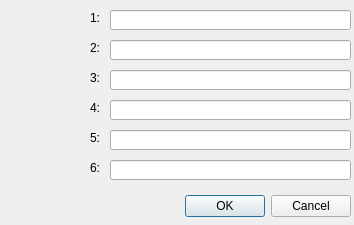
Old version of the form LARCmaCS/ipdialog.ui in the repository vkpankov/LARCmaCS.
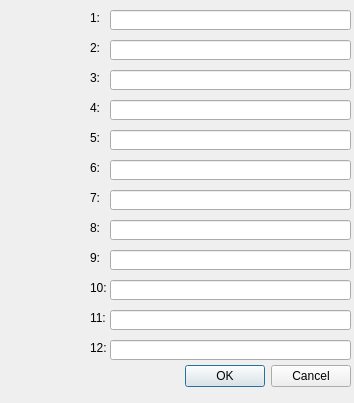
New version of the form.

What changed in the file:
```diff
--- a/LARCmaCS/ipdialog.ui
+++ b/LARCmaCS/ipdialog.ui
@@ -7,7 +7,7 @@
     <x>0</x>
     <y>0</y>
     <width>354</width>
-    <height>225</height>
+    <height>403</height>
    </rect>
   </property>
   <property name="windowTitle">
@@ -33,7 +33,7 @@
    <property name="geometry">
     <rect>
      <x>10</x>
-     <y>190</y>
+     <y>360</y>
      <width>341</width>
      <height>32</height>
     </rect>
@@ -203,6 +203,183 @@
     <string>3:</string>
    </property>
   </widget>
+  <widget class="QLineEdit" name="lineEditIp7">
+   <property name="geometry">
+    <rect>
+     <x>110</x>
+     <y>190</y>
+     <width>241</width>
+     <height>20</height>
+    </rect>
+   </property>
+   <property name="statusTip">
+    <string/>
+   </property>
+   <property name="placeholderText">
+    <string/>
+   </property>
+  </widget>
+  <widget class="QLineEdit" name="lineEditIp8">
+   <property name="geometry">
+    <rect>
+     <x>110</x>
+     <y>220</y>
+     <width>241</width>
+     <height>20</height>
+    </rect>
+   </property>
+   <property name="statusTip">
+    <string/>
+   </property>
+   <property name="placeholderText">
+    <string/>
+   </property>
+  </widget>
+  <widget class="QLineEdit" name="lineEditIp9">
+   <property name="geometry">
+    <rect>
+     <x>110</x>
+     <y>250</y>
+     <width>241</width>
+     <height>20</height>
+    </rect>
+   </property>
+   <property name="statusTip">
+    <string/>
+   </property>
+   <property name="placeholderText">
+    <string/>
+   </property>
+  </widget>
+  <widget class="QLineEdit" name="lineEditIp10">
+   <property name="geometry">
+    <rect>
+     <x>110</x>
+     <y>280</y>
+     <width>241</width>
+     <height>20</height>
+    </rect>
+   </property>
+   <property name="statusTip">
+    <string/>
+   </property>
+   <property name="placeholderText">
+    <string/>
+   </property>
+  </widget>
+  <widget class="QLabel" name="label_7">
+   <property name="geometry">
+    <rect>
+     <x>90</x>
+     <y>190</y>
+     <width>16</width>
+     <height>16</height>
+    </rect>
+   </property>
+   <property name="text">
+    <string>7:</string>
+   </property>
+  </widget>
+  <widget class="QLabel" name="label_8">
+   <property name="geometry">
+    <rect>
+     <x>90</x>
+     <y>220</y>
+     <width>16</width>
+     <height>16</height>
+    </rect>
+   </property>
+   <property name="text">
+    <string>8:</string>
+   </property>
+  </widget>
+  <widget class="QLabel" name="label_9">
+   <property name="geometry">
+    <rect>
+     <x>90</x>
+     <y>250</y>
+     <width>16</width>
+     <height>16</height>
+    </rect>
+   </property>
+   <property name="text">
+    <string>9:</string>
+   </property>
+  </widget>
+  <widget class="QLabel" name="label_10">
+   <property name="geometry">
+    <rect>
+     <x>90</x>
+     <y>280</y>
+     <width>16</width>
+     <height>16</height>
+    </rect>
+   </property>
+   <property name="text">
+    <string>10:</string>
+   </property>
+  </widget>
+  <widget class="QLineEdit" name="lineEditIp11">
+   <property name="geometry">
+    <rect>
+     <x>110</x>
+     <y>310</y>
+     <width>241</width>
+     <height>20</height>
+    </rect>
+   </property>
+   <property name="statusTip">
+    <string/>
+   </property>
+   <property name="placeholderText">
+    <string/>
+   </property>
+  </widget>
+  <widget class="QLineEdit" name="lineEditIp12">
+   <property name="geometry">
+    <rect>
+     <x>110</x>
+     <y>340</y>
+     <width>241</width>
+     <height>20</height>
+    </rect>
+   </property>
+   <property name="statusTip">
+    <string/>
+   </property>
+   <property name="placeholderText">
+    <string/>
+   </property>
+  </widget>
+  <widget class="QLabel" name="label_11">
+   <property name="geometry">
+    <rect>
+     <x>90</x>
+     <y>310</y>
+     <width>16</width>
+     <height>16</height>
+    </rect>
+   </property>
+   <property name="layoutDirection">
+    <enum>Qt::LeftToRight</enum>
+   </property>
+   <property name="text">
+    <string>11:</string>
+   </property>
+  </widget>
+  <widget class="QLabel" name="label_12">
+   <property name="geometry">
+    <rect>
+     <x>90</x>
+     <y>340</y>
+     <width>16</width>
+     <height>16</height>
+    </rect>
+   </property>
+   <property name="text">
+    <string>12:</string>
+   </property>
+  </widget>
  </widget>
  <resources/>
  <connections/>
```
